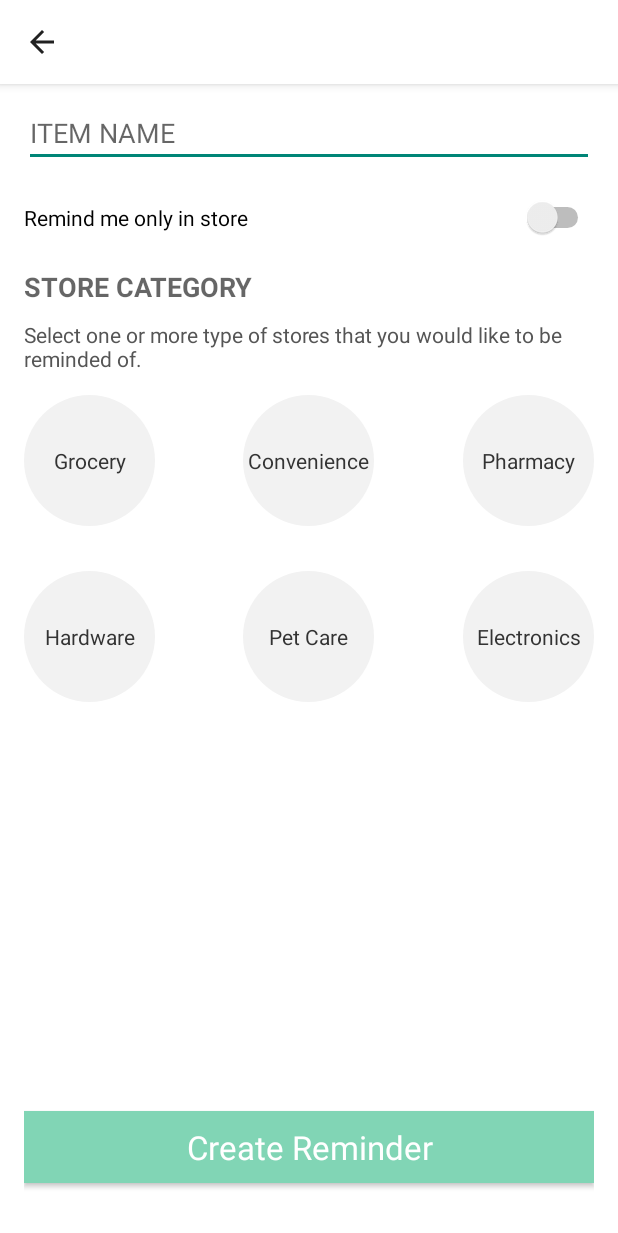
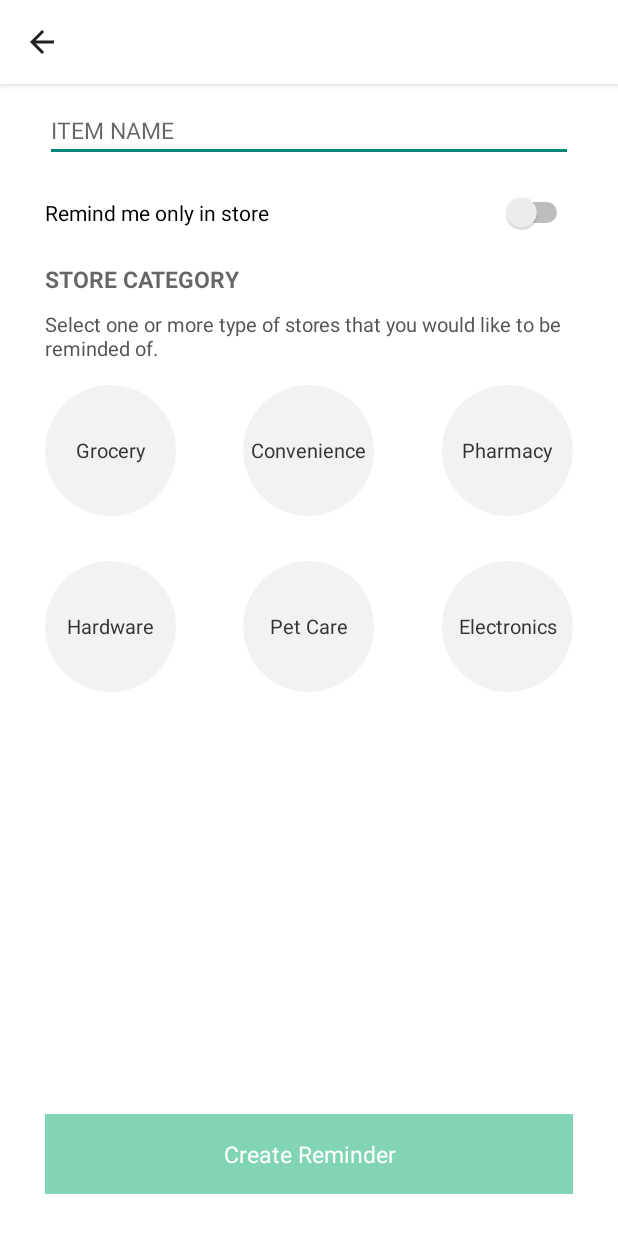
Before and after one commit to kbalouse/CloseBuy, an Android app: the AddTextActivity screen opened directly, with no data from a screen before it, after a tap on "Create Reminder", on a phone screen of 412 x 824 dp. Shown: the top 1233 px of the screen. Run offline under Robolectric (Android 15) with nearby library versions, the phone set to English and light mode, and no system bars.

Commit message:
Some changes to bring add and edit text pages closer to spec

```diff
--- a/CloseBuy/app/src/main/java/fourpointoh/closebuy/AddTextActivity.java
+++ b/CloseBuy/app/src/main/java/fourpointoh/closebuy/AddTextActivity.java
@@ -1,10 +1,13 @@
 package fourpointoh.closebuy;
 
+import android.content.Context;
 import android.content.Intent;
 import android.graphics.Color;
 import android.support.v7.app.AppCompatActivity;
 import android.os.Bundle;
 import android.util.Log;
+import android.view.MotionEvent;
+import android.view.inputmethod.InputMethodManager;
 import android.widget.CompoundButton;
 import android.widget.CompoundButton.OnCheckedChangeListener;
 import android.widget.EditText;
@@ -26,7 +29,7 @@ import android.graphics.drawable.ColorDrawable;
 public class AddTextActivity extends AppCompatActivity {
     private Switch mySwitch;
     private EditText editText;
-    private Button doneButton;
+    private View doneButton;
     private DbHandle dbHandle;
     private ArrayList<Category> checkedCategories;
     private boolean inStore;
@@ -38,7 +41,7 @@ public class AddTextActivity extends AppCompatActivity {
         Log.d(getString(R.string.log_tag), "The AddTextActivity onCreate() event");
         mySwitch = (Switch) findViewById(R.id.mySwitch);
         editText = (EditText) findViewById(R.id.edit_message);
-        doneButton = (Button) findViewById(R.id.btnDone);
+        doneButton = (View) findViewById(R.id.btnDone);
         checkedCategories = new ArrayList<Category>();
         dbHandle = ReminderItemDbHelper.getInstance(getApplicationContext());
 
@@ -96,6 +99,28 @@ public class AddTextActivity extends AppCompatActivity {
         });
 
     } // onCreate
+
+    // Close keyboard when user touches anywhere but on the keyboard
+    @Override
+    public boolean dispatchTouchEvent(MotionEvent event) {
+
+        View v = getCurrentFocus();
+        boolean ret = super.dispatchTouchEvent(event);
+
+        if (v instanceof EditText) {
+            View w = getCurrentFocus();
+            int scrcoords[] = new int[2];
+            w.getLocationOnScreen(scrcoords);
+            float x = event.getRawX() + w.getLeft() - scrcoords[0];
+            float y = event.getRawY() + w.getTop() - scrcoords[1];
+
+            if (event.getAction() == MotionEvent.ACTION_UP && (x < w.getLeft() || x >= w.getRight() || y < w.getTop() || y > w.getBottom()) ) {
+                InputMethodManager imm = (InputMethodManager)getSystemService(Context.INPUT_METHOD_SERVICE);
+                imm.hideSoftInputFromWindow(getWindow().getCurrentFocus().getWindowToken(), 0);
+            }
+        }
+        return ret;
+    }
 
     // back button override
     @Override
--- a/CloseBuy/app/src/main/res/layout/activity_add_text.xml
+++ b/CloseBuy/app/src/main/res/layout/activity_add_text.xml
@@ -3,14 +3,15 @@
     xmlns:tools="http://schemas.android.com/tools"
     android:layout_width="fill_parent"
     android:layout_height="fill_parent"
-    android:paddingLeft="16dp"
-    android:paddingRight="16dp"
+    android:paddingLeft="30dp"
+    android:paddingRight="30dp"
     android:background="#ffffff">
     <EditText android:id="@+id/edit_message"
         android:layout_weight="1"
         android:layout_width="fill_parent"
         android:layout_height="wrap_content"
         android:hint="@string/edit_message"
+        android:textSize="15sp"
         android:layout_marginTop="10dp"
         android:inputType="textAutoComplete|textAutoCorrect|text" />
 
@@ -31,6 +32,7 @@
         android:layout_height="wrap_content"
         android:layout_marginTop="20dp"
         android:text="@string/Categories"
+        android:textSize="15sp"
         android:textStyle="bold"
         android:textAppearance="?android:attr/textAppearanceMedium"
         android:layout_below="@+id/mySwitch" />
@@ -41,6 +43,7 @@
         android:layout_height="wrap_content"
         android:layout_marginTop="10dp"
         android:textColor="#555555"
+        android:textSize="13sp"
         android:text="@string/Categories2"
         android:textAppearance="?android:attr/textAppearanceSmall"
         android:layout_below="@+id/textView1" />
@@ -57,6 +60,7 @@
         android:onClick="onCheckboxClicked"
         android:gravity="center_vertical|center_horizontal"
         android:textColor="#333333"
+        android:textSize="13dp"
         android:button="@null"
         android:background="@drawable/checkbox_selector"/>
 
@@ -70,6 +74,7 @@
         android:onClick="onCheckboxClicked"
         android:gravity="center_vertical|center_horizontal"
         android:textColor="#333333"
+        android:textSize="13dp"
         android:button="@null"
         android:background="@drawable/checkbox_selector"/>
 
@@ -84,6 +89,7 @@
         android:onClick="onCheckboxClicked"
         android:gravity="center_vertical|center_horizontal"
         android:textColor="#333333"
+        android:textSize="13dp"
         android:button="@null"
         android:background="@drawable/checkbox_selector"/>
 
@@ -99,6 +105,7 @@
         android:onClick="onCheckboxClicked"
         android:gravity="center_vertical|center_horizontal"
         android:textColor="#333333"
+        android:textSize="13dp"
         android:button="@null"
         android:background="@drawable/checkbox_selector"/>
 
@@ -114,6 +121,7 @@
         android:onClick="onCheckboxClicked"
         android:gravity="center_vertical|center_horizontal"
         android:textColor="#333333"
+        android:textSize="13dp"
         android:button="@null"
         android:background="@drawable/checkbox_selector"/>
 
@@ -128,20 +136,22 @@
         android:onClick="onCheckboxClicked"
         android:gravity="center_vertical|center_horizontal"
         android:textColor="#333333"
+        android:textSize="13dp"
         android:button="@null"
         android:background="@drawable/checkbox_selector"/>
 
-    <Button
+    <TextView
         android:id="@+id/btnDone"
-        android:layout_width="wrap_content"
-        android:layout_height="wrap_content"
+        android:layout_width="302dp"
+        android:layout_height="53dp"
+        android:gravity="center"
         android:text="@string/Done"
-        android:textAppearance="?android:attr/textAppearanceLarge"
         android:layout_alignParentBottom="true"
-        android:layout_marginBottom="35dp"
+        android:layout_marginBottom="28dp"
         android:layout_alignParentStart="true"
         android:layout_alignEnd="@+id/edit_message"
         android:background="#81D5B5"
-        android:textColor="#ffffff" />
+        android:textColor="#ffffff"
+        android:textSize="15sp"/>
 
 </RelativeLayout>
```
Also changed, not shown: CloseBuy/app/src/main/java/fourpointoh/closebuy/EditTextActivity.java (+27 -2 lines), CloseBuy/app/src/main/res/layout/activity_edit_text.xml (+16 -8 lines).
